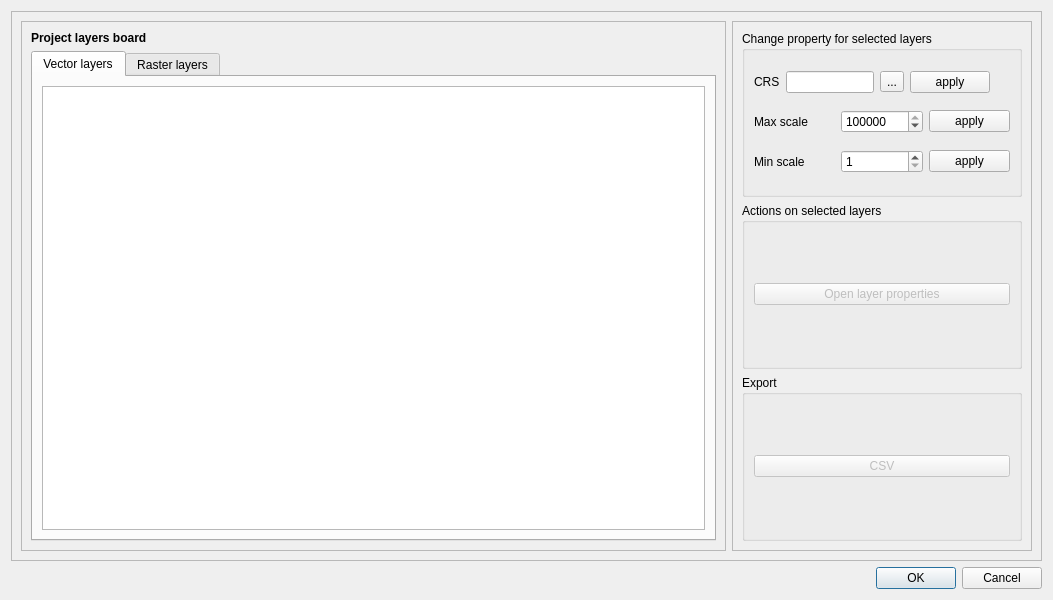
First picture: the form in layer_board_dialog_base.ui, repository 3liz/QgisLayerBoardPlugin, before the edit.
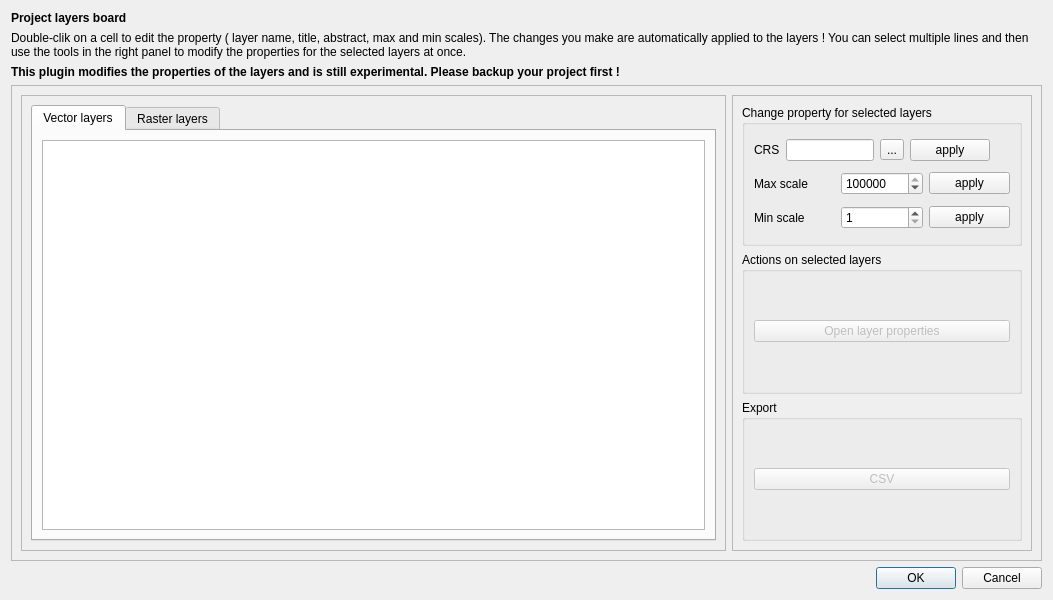
Second picture: the form after the edit.

What changed in the file:
```diff
--- a/layer_board_dialog_base.ui
+++ b/layer_board_dialog_base.ui
@@ -14,6 +14,45 @@
    <string>Layer Board</string>
   </property>
   <layout class="QVBoxLayout" name="verticalLayout">
+   <item>
+    <widget class="QLabel" name="label">
+     <property name="font">
+      <font>
+       <weight>75</weight>
+       <bold>true</bold>
+      </font>
+     </property>
+     <property name="text">
+      <string>Project layers board</string>
+     </property>
+    </widget>
+   </item>
+   <item>
+    <widget class="QLabel" name="label_5">
+     <property name="text">
+      <string>&lt;html&gt;&lt;head/&gt;&lt;body&gt;&lt;p&gt;Double-clik on a cell to edit the property ( layer name, title, abstract, max and min scales). The changes you make are automatically applied to the layers ! You can select multiple lines and then use the tools in the right panel to modify the properties for the selected layers at once.&lt;/p&gt;&lt;/body&gt;&lt;/html&gt;</string>
+     </property>
+     <property name="wordWrap">
+      <bool>true</bool>
+     </property>
+    </widget>
+   </item>
+   <item>
+    <widget class="QLabel" name="label_6">
+     <property name="font">
+      <font>
+       <weight>75</weight>
+       <bold>true</bold>
+      </font>
+     </property>
+     <property name="text">
+      <string>This plugin modifies the properties of the layers and is still experimental. Please backup your project first !</string>
+     </property>
+     <property name="wordWrap">
+      <bool>true</bool>
+     </property>
+    </widget>
+   </item>
    <item>
     <widget class="QScrollArea" name="scrollArea">
      <property name="widgetResizable">
@@ -25,7 +64,7 @@
         <x>0</x>
         <y>0</y>
         <width>1033</width>
-        <height>547</height>
+        <height>461</height>
        </rect>
       </property>
       <layout class="QHBoxLayout" name="horizontalLayout">
@@ -38,23 +77,6 @@
           <enum>QFrame::Raised</enum>
          </property>
          <layout class="QVBoxLayout" name="verticalLayout_2">
-          <item>
-           <layout class="QHBoxLayout" name="horizontalLayout_2">
-            <item>
-             <widget class="QLabel" name="label">
-              <property name="font">
-               <font>
-                <weight>75</weight>
-                <bold>true</bold>
-               </font>
-              </property>
-              <property name="text">
-               <string>Project layers board</string>
-              </property>
-             </widget>
-            </item>
-           </layout>
-          </item>
           <item>
            <widget class="QTabWidget" name="tabWidget">
             <property name="currentIndex">
```
